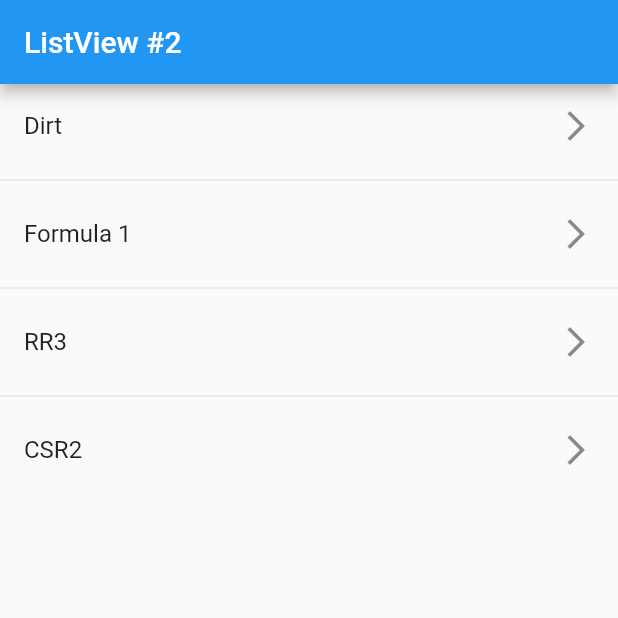
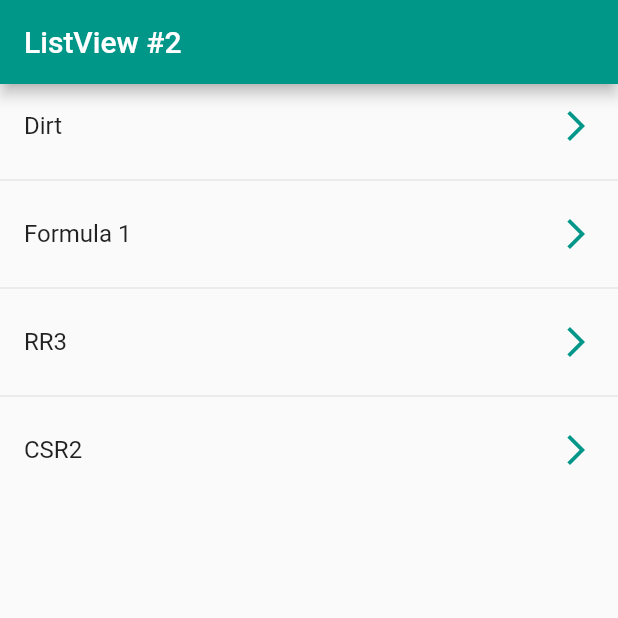
Before and after one commit to alejorom/fl_components, a Flutter app: the screen it shows after launch, on a phone screen of 412 x 824 dp, the top half of it. Run offline on Flutter 3.47's test engine with Material 2 defaults, Android fonts, the phone set to English and light mode, and no system bars.

Commit message:
Taps sobre ListTiles y estilo AppBar

```diff
--- a/lib/screens/listview2_screen.dart
+++ b/lib/screens/listview2_screen.dart
@@ -10,11 +10,16 @@ class Listview2Screen extends StatelessWidget {
     return Scaffold(
       appBar: AppBar(
         title: const Text('ListView #2'),
+        backgroundColor: Colors.teal,
       ),
       body: ListView.separated(
           itemBuilder: (context, index) => ListTile(
                 title: Text(opciones[index]),
-                trailing: const Icon(Icons.arrow_forward_ios),
+                trailing: const Icon(
+                  Icons.arrow_forward_ios,
+                  color: Colors.teal,
+                ),
+                onTap: () {},
               ),
           separatorBuilder: (_, __) => const Divider(),
           itemCount: opciones.length),
```
